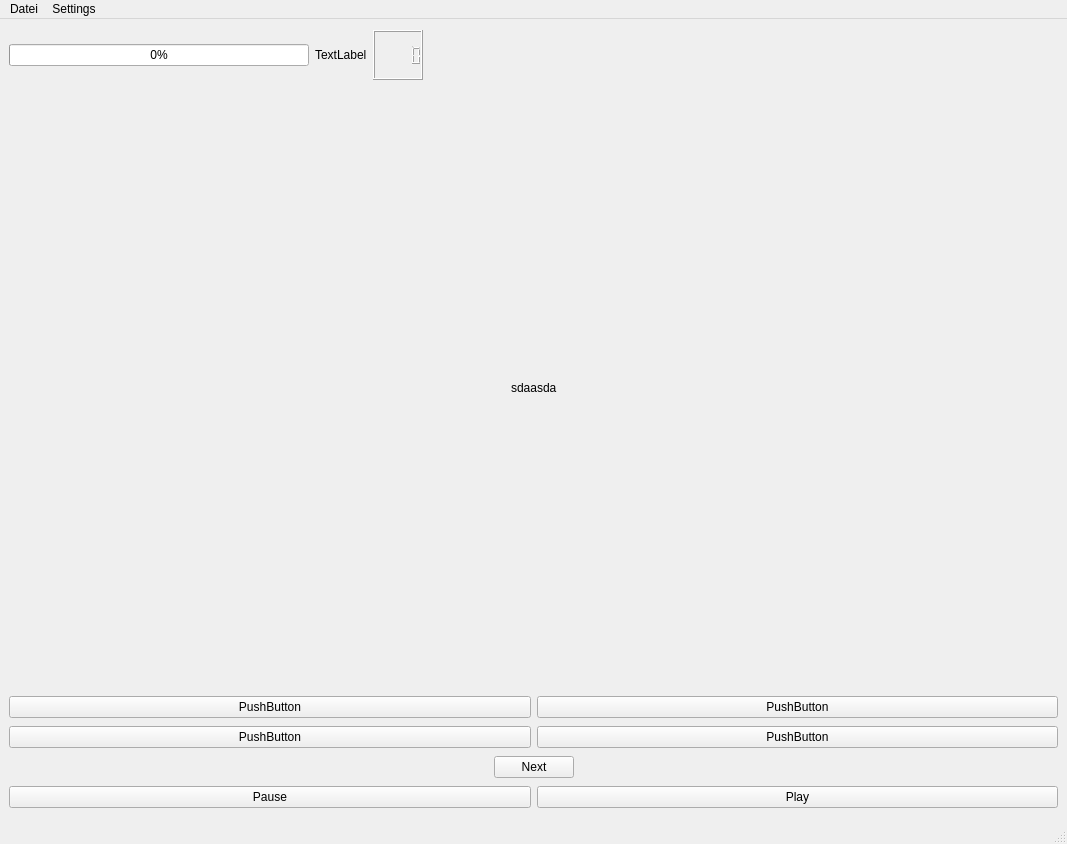
First picture: the form in ui/OrniquizzMainWindow.ui, repository Zissi/orniquizz, before the edit.
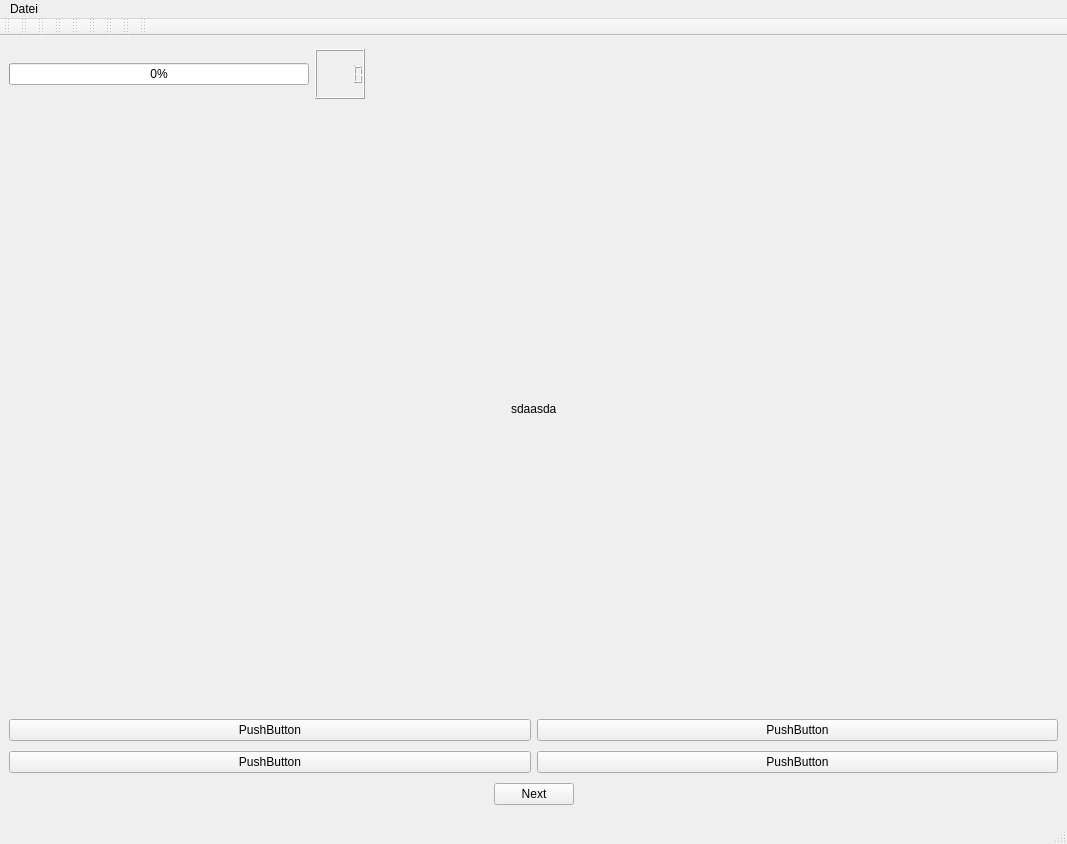
Second picture: the form after the edit.

Diff of the .ui file:
```diff
--- a/ui/OrniquizzMainWindow.ui
+++ b/ui/OrniquizzMainWindow.ui
@@ -33,13 +33,6 @@
         </property>
        </widget>
       </item>
-      <item>
-       <widget class="QLabel" name="point">
-        <property name="text">
-         <string>TextLabel</string>
-        </property>
-       </widget>
-      </item>
       <item>
        <widget class="QLCDNumber" name="pointdisplay">
         <property name="maximumSize">
@@ -205,24 +198,6 @@
       </item>
      </layout>
     </item>
-    <item>
-     <layout class="QHBoxLayout" name="horizontalLayout_6">
-      <item>
-       <widget class="QPushButton" name="pauseButton">
-        <property name="text">
-         <string>Pause</string>
-        </property>
-       </widget>
-      </item>
-      <item>
-       <widget class="QPushButton" name="playButton">
-        <property name="text">
-         <string>Play</string>
-        </property>
-       </widget>
-      </item>
-     </layout>
-    </item>
    </layout>
   </widget>
   <widget class="QMenuBar" name="menubar">
@@ -243,35 +218,108 @@
     <addaction name="separator"/>
     <addaction name="actionSchlie_en"/>
    </widget>
-   <widget class="QMenu" name="menuSettings">
-    <property name="title">
-     <string>Settings</string>
-    </property>
-    <widget class="QMenu" name="menuBird_Country">
-     <property name="title">
-      <string>Bird Country</string>
-     </property>
-     <addaction name="actionDeutschland"/>
-     <addaction name="actionFrance"/>
-     <addaction name="actionAll"/>
-    </widget>
-    <widget class="QMenu" name="menuLanguage">
-     <property name="title">
-      <string>Language</string>
-     </property>
-     <addaction name="actionDeutsch"/>
-     <addaction name="actionEnglish"/>
-     <addaction name="actionFrancais"/>
-     <addaction name="actionScientific_Name"/>
-    </widget>
-    <addaction name="menuLanguage"/>
-    <addaction name="separator"/>
-    <addaction name="menuBird_Country"/>
-   </widget>
    <addaction name="menuDatei"/>
-   <addaction name="menuSettings"/>
   </widget>
   <widget class="QStatusBar" name="statusbar"/>
+  <widget class="QToolBar" name="toolBar">
+   <property name="windowTitle">
+    <string>toolBar</string>
+   </property>
+   <attribute name="toolBarArea">
+    <enum>TopToolBarArea</enum>
+   </attribute>
+   <attribute name="toolBarBreak">
+    <bool>false</bool>
+   </attribute>
+  </widget>
+  <widget class="QToolBar" name="toolBar_2">
+   <property name="windowTitle">
+    <string>toolBar_2</string>
+   </property>
+   <attribute name="toolBarArea">
+    <enum>TopToolBarArea</enum>
+   </attribute>
+   <attribute name="toolBarBreak">
+    <bool>false</bool>
+   </attribute>
+  </widget>
+  <widget class="QToolBar" name="toolBar_3">
+   <property name="windowTitle">
+    <string>toolBar_3</string>
+   </property>
+   <attribute name="toolBarArea">
+    <enum>TopToolBarArea</enum>
+   </attribute>
+   <attribute name="toolBarBreak">
+    <bool>false</bool>
+   </attribute>
+  </widget>
+  <widget class="QToolBar" name="toolBar_4">
+   <property name="windowTitle">
+    <string>toolBar_4</string>
+   </property>
+   <attribute name="toolBarArea">
+    <enum>TopToolBarArea</enum>
+   </attribute>
+   <attribute name="toolBarBreak">
+    <bool>false</bool>
+   </attribute>
+  </widget>
+  <widget class="QToolBar" name="toolBar_5">
+   <property name="windowTitle">
+    <string>toolBar_5</string>
+   </property>
+   <attribute name="toolBarArea">
+    <enum>TopToolBarArea</enum>
+   </attribute>
+   <attribute name="toolBarBreak">
+    <bool>false</bool>
+   </attribute>
+  </widget>
+  <widget class="QToolBar" name="toolBar_6">
+   <property name="windowTitle">
+    <string>toolBar_6</string>
+   </property>
+   <attribute name="toolBarArea">
+    <enum>TopToolBarArea</enum>
+   </attribute>
+   <attribute name="toolBarBreak">
+    <bool>false</bool>
+   </attribute>
+  </widget>
+  <widget class="QToolBar" name="toolBar_7">
+   <property name="windowTitle">
+    <string>toolBar_7</string>
+   </property>
+   <attribute name="toolBarArea">
+    <enum>TopToolBarArea</enum>
+   </attribute>
+   <attribute name="toolBarBreak">
+    <bool>false</bool>
+   </attribute>
+  </widget>
+  <widget class="QToolBar" name="toolBar_8">
+   <property name="windowTitle">
+    <string>toolBar_8</string>
+   </property>
+   <attribute name="toolBarArea">
+    <enum>TopToolBarArea</enum>
+   </attribute>
+   <attribute name="toolBarBreak">
+    <bool>false</bool>
+   </attribute>
+  </widget>
+  <widget class="QToolBar" name="toolBar_9">
+   <property name="windowTitle">
+    <string>toolBar_9</string>
+   </property>
+   <attribute name="toolBarArea">
+    <enum>TopToolBarArea</enum>
+   </attribute>
+   <attribute name="toolBarBreak">
+    <bool>false</bool>
+   </attribute>
+  </widget>
   <action name="actionSchlie_en">
    <property name="text">
     <string>Schließen</string>
```
Left out of the diff: 53 changed lines with no effect on the pictures.
